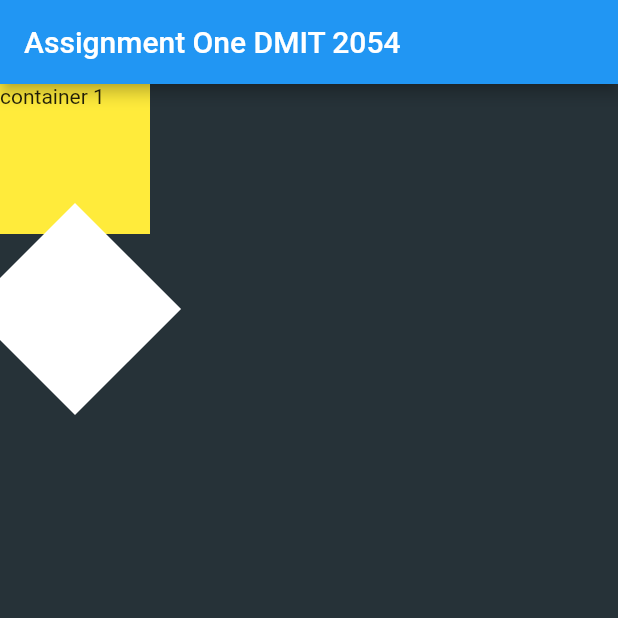
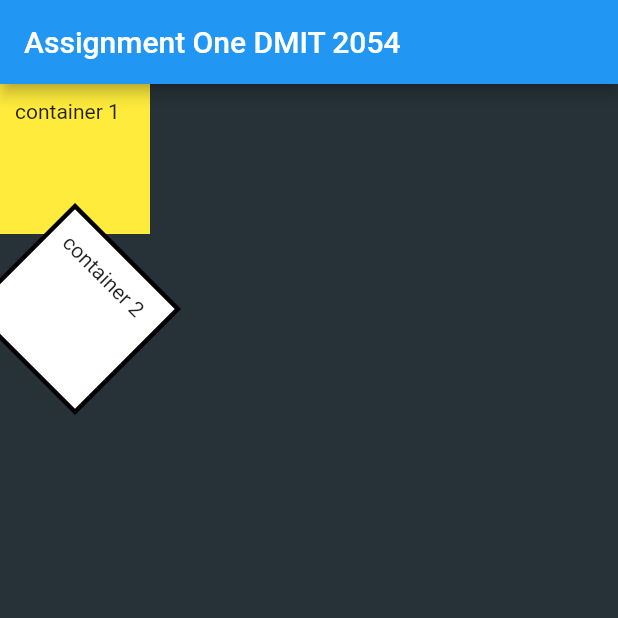
Before and after one commit to Mr-J-T/android_assy1_DMIT2504, a Flutter app: the screen it shows after launch, on a phone screen of 412 x 824 dp, the top half of it. Run offline on Flutter 3.47's test engine with Material 2 defaults, Android fonts, the phone set to English and light mode, and no system bars.

Commit message:
second container in column one completed

```diff
--- a/lib/main.dart
+++ b/lib/main.dart
@@ -29,16 +29,22 @@ class MyApp extends StatelessWidget {
             height: 100,
             width: 100,
             color: Colors.yellow,
+            padding: const EdgeInsets.all(10.0),
             child: Text('container 1'),
           ),
           Container(
               child: Transform.rotate(
             angle: pi / 4,
             child: Container(
-              color: Colors.white,
-              height: 100,
-              width: 100,
-            ),
+                height: 100,
+                width: 100,
+                margin: const EdgeInsets.all(0),
+                padding: const EdgeInsets.all(10.0),
+                decoration: BoxDecoration(
+                  border: Border.all(color: Colors.black, width: 3),
+                  color: Colors.white,
+                ),
+                child: Text('container 2')),
           )),
         ],
       );
```
